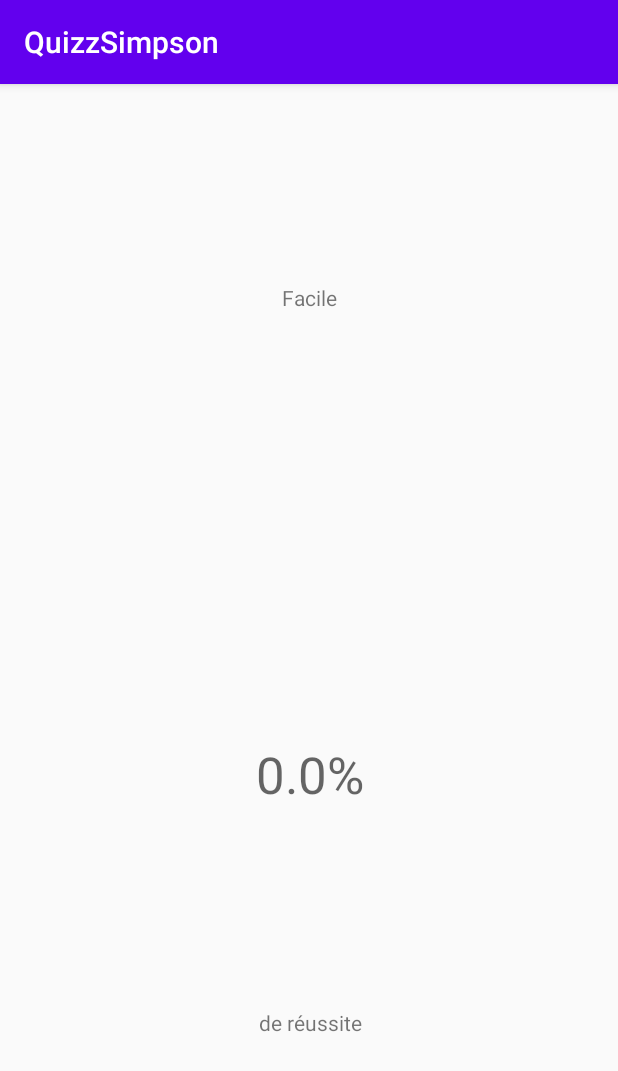
After one commit to antijel/QuizzSimpson, an Android app: the ResultActivity screen opened directly, with no data from a screen before it, on a phone screen of 412 x 824 dp. The commit adds this screen. Shown: the top 1071 px of the screen. Run offline under Robolectric (Android 15) with nearby library versions, the phone set to English and light mode, and no system bars.

Commit message:
View Result & Question Cycle & check if radioButton checked

```diff
--- a/app/src/main/AndroidManifest.xml
+++ b/app/src/main/AndroidManifest.xml
@@ -9,7 +9,8 @@
         android:roundIcon="@mipmap/ic_launcher_round"
         android:supportsRtl="true"
         android:theme="@style/AppTheme">
-        <activity android:name=".SurveyActivity"></activity>
+        <activity android:name=".ResultActivity"></activity>
+        <activity android:name=".SurveyActivity" />
         <activity android:name=".AboutActivity" />
         <activity android:name=".MainActivity">
             <intent-filter>
--- a/app/src/main/java/com/clem/quizzsimpson/FlashCard.java
+++ b/app/src/main/java/com/clem/quizzsimpson/FlashCard.java
@@ -59,4 +59,7 @@ public class FlashCard implements Parcelable {
         }
     };
 
+    public ArrayList<String> getAnswerList() {
+        return answerList;
+    }
 }
--- /dev/null
+++ b/app/src/main/java/com/clem/quizzsimpson/ResultActivity.java
@@ -0,0 +1,42 @@
+package com.clem.quizzsimpson;
+
+import androidx.appcompat.app.AppCompatActivity;
+
+import android.content.Intent;
+import android.os.Bundle;
+import android.widget.TextView;
+
+public class ResultActivity extends AppCompatActivity {
+
+    @Override
+    protected void onCreate(Bundle savedInstanceState) {
+        super.onCreate(savedInstanceState);
+        setContentView(R.layout.activity_result);
+
+        Intent resultIntent = getIntent();
+
+        TextView difficultyTextView = findViewById(R.id.difficultyTextView);
+        TextView ratioTextView = findViewById(R.id.ratioTextView);
+        TextView percentageTextView = findViewById(R.id.percentageTextView);
+
+        switch(resultIntent.getIntExtra("difficultyId",0)){
+            case 0:
+                difficultyTextView.setText("Facile");
+                break;
+            case 1:
+                difficultyTextView.setText("Intermédiaire");
+                break;
+            case 2:
+                difficultyTextView.setText("Difficile");
+                break;
+        }
+
+        ratioTextView.setText(resultIntent.getStringExtra("numberGoodAnswer"));
+        percentageTextView.setText(resultIntent.getFloatExtra("ratio",0) + "%");
+    }
+
+    public void onBackPressed(){
+        Intent intentMenu = new Intent(ResultActivity.this, MainActivity.class);
+        startActivity(intentMenu);
+    }
+}
--- /dev/null
+++ b/app/src/main/res/layout/activity_result.xml
@@ -0,0 +1,52 @@
+<?xml version="1.0" encoding="utf-8"?>
+<androidx.constraintlayout.widget.ConstraintLayout xmlns:android="http://schemas.android.com/apk/res/android"
+    xmlns:app="http://schemas.android.com/apk/res-auto"
+    xmlns:tools="http://schemas.android.com/tools"
+    android:layout_width="match_parent"
+    android:layout_height="match_parent"
+    tools:context=".ResultActivity">
+
+    <TextView
+        android:id="@+id/difficultyTextView"
+        android:layout_width="wrap_content"
+        android:layout_height="wrap_content"
+        android:text="Facile"
+        app:layout_constraintBottom_toTopOf="@+id/ratioTextView"
+        app:layout_constraintEnd_toEndOf="parent"
+        app:layout_constraintStart_toStartOf="parent"
+        app:layout_constraintTop_toTopOf="parent" />
+
+    <TextView
+        android:id="@+id/ratioTextView"
+        android:layout_width="wrap_content"
+        android:layout_height="wrap_content"
+        android:text="Bonnes réponses : 4/10"
+        app:layout_constraintBottom_toTopOf="@+id/percentageTextView"
+        app:layout_constraintEnd_toEndOf="@+id/difficultyTextView"
+        app:layout_constraintHorizontal_bias="0.5"
+        app:layout_constraintStart_toStartOf="@+id/difficultyTextView"
+        app:layout_constraintTop_toBottomOf="@+id/difficultyTextView" />
+
+    <TextView
+        android:id="@+id/percentageTextView"
+        android:layout_width="wrap_content"
+        android:layout_height="wrap_content"
+        android:text="42%"
+        android:textAppearance="@style/TextAppearance.AppCompat.Display1"
+        app:layout_constraintBottom_toTopOf="@+id/ofSuccessTextView"
+        app:layout_constraintEnd_toEndOf="@+id/ratioTextView"
+        app:layout_constraintHorizontal_bias="0.5"
+        app:layout_constraintStart_toStartOf="@+id/ratioTextView"
+        app:layout_constraintTop_toBottomOf="@+id/ratioTextView" />
+
+    <TextView
+        android:id="@+id/ofSuccessTextView"
+        android:layout_width="wrap_content"
+        android:layout_height="wrap_content"
+        android:text="de réussite"
+        app:layout_constraintBottom_toBottomOf="parent"
+        app:layout_constraintEnd_toEndOf="@+id/percentageTextView"
+        app:layout_constraintHorizontal_bias="0.5"
+        app:layout_constraintStart_toStartOf="@+id/percentageTextView"
+        app:layout_constraintTop_toBottomOf="@+id/percentageTextView" />
+</androidx.constraintlayout.widget.ConstraintLayout>
```
Also changed, not shown: app/src/main/java/com/clem/quizzsimpson/MainActivity.java (+4 -3 lines), app/src/main/java/com/clem/quizzsimpson/SurveyActivity.java (+47 -21 lines), app/src/main/res/layout/activity_survey.xml (+4 -4 lines).
